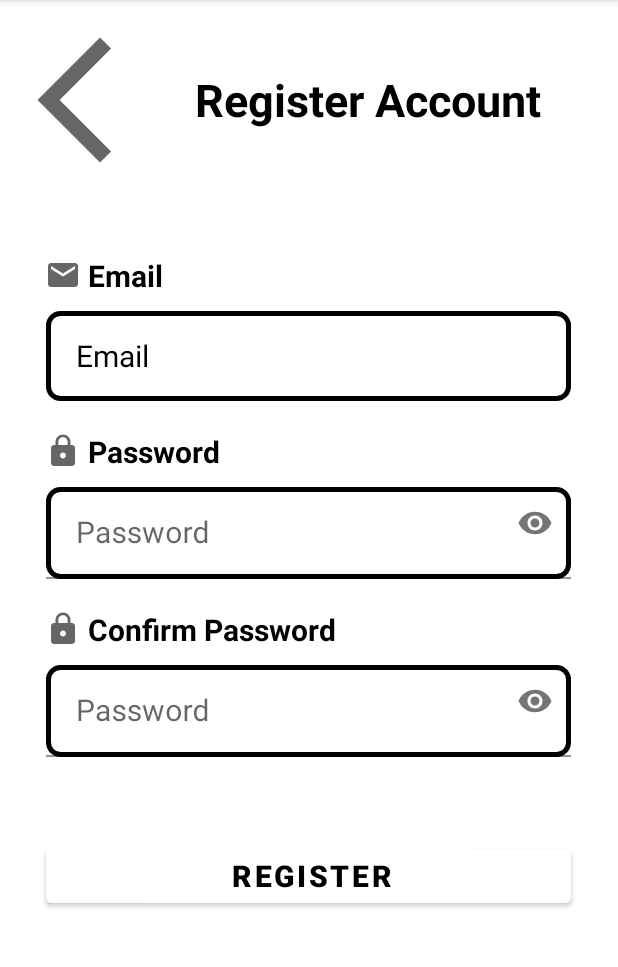
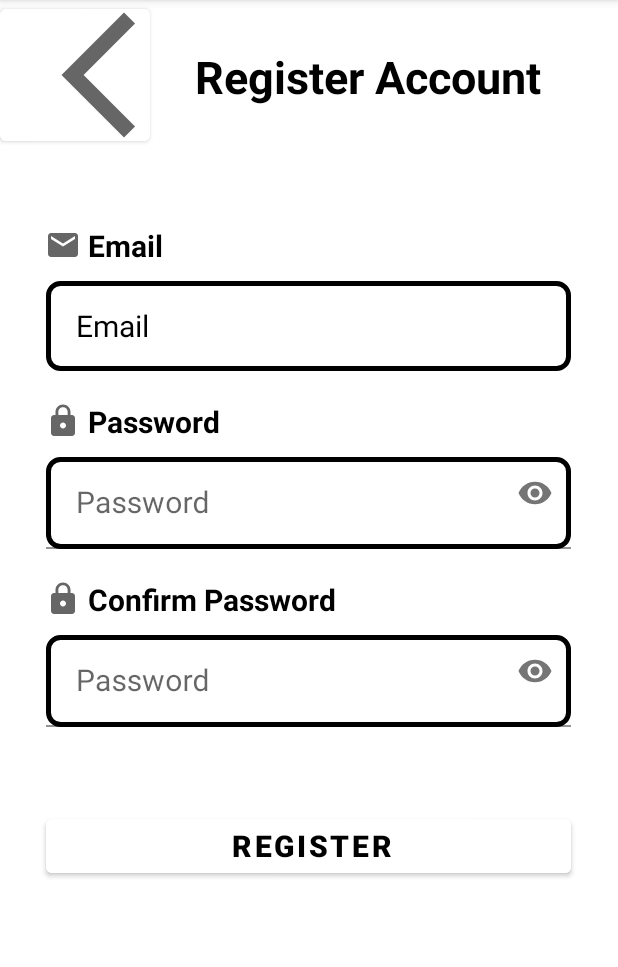
Before and after one commit to KagayakuMirai54/ResponsiFintech, an Android app: the RegisterActivity screen opened directly, with no data from a screen before it, on a phone screen of 412 x 824 dp, the part 84-1051 px from its top. Run offline under Robolectric (Android 15) with nearby library versions, the phone set to English and light mode, and no system bars; 1 statement that could not run was skipped.

Commit message:
second commit

```diff
--- a/app/src/main/res/layout/activity_register.xml
+++ b/app/src/main/res/layout/activity_register.xml
@@ -8,9 +8,8 @@
     tools:context=".RegisterActivity">
 
     <LinearLayout
-        android:id="@+id/ic_backlogin"
         android:layout_width="match_parent"
-        android:layout_height="120dp"
+        android:layout_height="100dp"
         android:orientation="horizontal">
 
 <!--        <ImageView-->
@@ -19,16 +18,18 @@
 <!--            android:layout_gravity="left"-->
 <!--            android:src="@drawable/ic_note_24" />-->
 
-        <TextView
-            android:layout_width="wrap_content"
-            android:layout_height="wrap_content"
-            android:drawableLeft="@drawable/ic_arrow_back" />
+        <Button
+            android:id="@+id/ic_back"
+            android:layout_width="100dp"
+            android:layout_height="100dp"
+            android:backgroundTint="@color/white"
+            android:drawableLeft="@drawable/ic_arrow_back" />/>
 
         <TextView
             android:layout_width="wrap_content"
             android:layout_height="wrap_content"
             android:layout_marginLeft="30dp"
-            android:layout_marginTop="46dp"
+            android:layout_marginTop="7dp"
             android:text="Register Account"
             android:textColor="@color/black"
             android:textSize="30sp"
```
Also changed, not shown: app/src/main/res/layout/activity_home.xml (+5 -4 lines), app/src/main/res/layout/activity_recovery.xml (+7 -7 lines).
